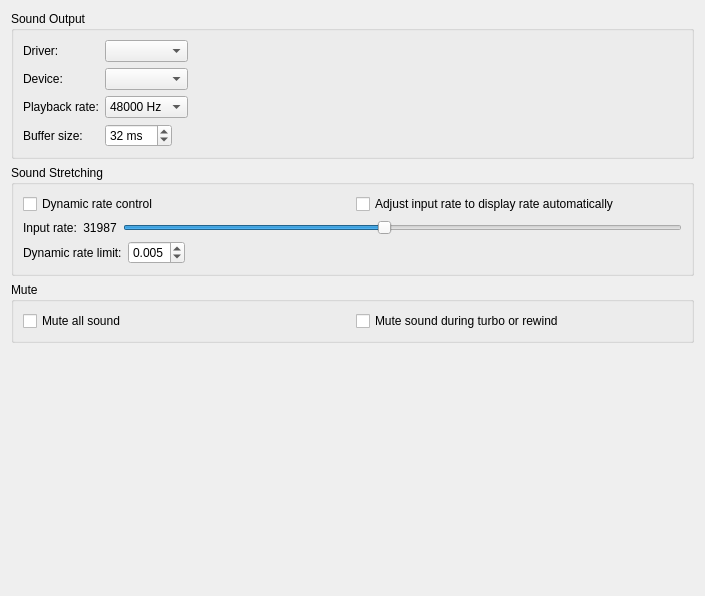
Qt form qt/src/SoundPanel.ui (snes9xgit/snes9x) before a commit.
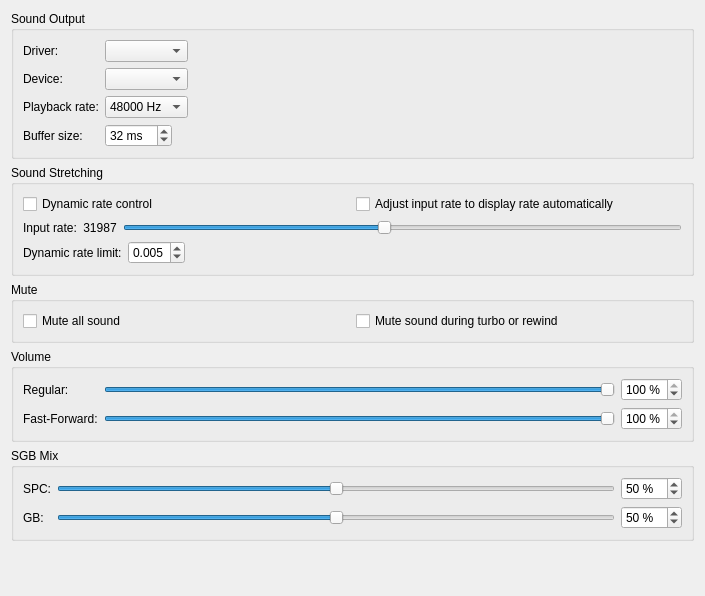
The same form after that commit.

Commit message: qt+gtk: master Regular/FastForward + per-source SGB SPC/GB volume

Diff of the .ui file:
```diff
--- a/qt/src/SoundPanel.ui
+++ b/qt/src/SoundPanel.ui
@@ -309,6 +309,120 @@
      </layout>
     </widget>
    </item>
+   <item>
+    <widget class="QGroupBox" name="groupBox_volume">
+     <property name="title">
+      <string>Volume</string>
+     </property>
+     <layout class="QGridLayout" name="gridLayout_volume">
+      <item row="0" column="0">
+       <widget class="QLabel" name="label_volume_regular">
+        <property name="text"><string>Regular:</string></property>
+       </widget>
+      </item>
+      <item row="0" column="1">
+       <widget class="QSlider" name="slider_volume_regular">
+        <property name="whatsThis">
+         <string>&lt;html&gt;&lt;head/&gt;&lt;body&gt;&lt;p&gt;Master output volume during normal play. Moving this also drags the per-source SGB sliders so they stay in step.&lt;/p&gt;&lt;/body&gt;&lt;/html&gt;</string>
+        </property>
+        <property name="minimum"><number>0</number></property>
+        <property name="maximum"><number>100</number></property>
+        <property name="value"><number>100</number></property>
+        <property name="orientation"><enum>Qt::Horizontal</enum></property>
+       </widget>
+      </item>
+      <item row="0" column="2">
+       <widget class="QSpinBox" name="spinBox_volume_regular">
+        <property name="suffix"><string> %</string></property>
+        <property name="minimum"><number>0</number></property>
+        <property name="maximum"><number>100</number></property>
+        <property name="value"><number>100</number></property>
+       </widget>
+      </item>
+      <item row="1" column="0">
+       <widget class="QLabel" name="label_volume_fast_forward">
+        <property name="text"><string>Fast-Forward:</string></property>
+       </widget>
+      </item>
+      <item row="1" column="1">
+       <widget class="QSlider" name="slider_volume_fast_forward">
+        <property name="whatsThis">
+         <string>&lt;html&gt;&lt;head/&gt;&lt;body&gt;&lt;p&gt;Master output volume during turbo and rewind.&lt;/p&gt;&lt;/body&gt;&lt;/html&gt;</string>
+        </property>
+        <property name="minimum"><number>0</number></property>
+        <property name="maximum"><number>100</number></property>
+        <property name="value"><number>100</number></property>
+        <property name="orientation"><enum>Qt::Horizontal</enum></property>
+       </widget>
+      </item>
+      <item row="1" column="2">
+       <widget class="QSpinBox" name="spinBox_volume_fast_forward">
+        <property name="suffix"><string> %</string></property>
+        <property name="minimum"><number>0</number></property>
+        <property name="maximum"><number>100</number></property>
+        <property name="value"><number>100</number></property>
+       </widget>
+      </item>
+     </layout>
+    </widget>
+   </item>
+   <item>
+    <widget class="QGroupBox" name="groupBox_sgb_mix">
+     <property name="title">
+      <string>SGB Mix</string>
+     </property>
+     <layout class="QGridLayout" name="gridLayout_sgb_mix">
+      <item row="0" column="0">
+       <widget class="QLabel" name="label_volume_spc">
+        <property name="text"><string>SPC:</string></property>
+       </widget>
+      </item>
+      <item row="0" column="1">
+       <widget class="QSlider" name="slider_volume_spc">
+        <property name="whatsThis">
+         <string>&lt;html&gt;&lt;head/&gt;&lt;body&gt;&lt;p&gt;SGB BIOS mix: SPC channel volume. Only active in SGB1/SGB2 BIOS mode — BIOS-less GB playback discards SPC output.&lt;/p&gt;&lt;/body&gt;&lt;/html&gt;</string>
+        </property>
+        <property name="minimum"><number>0</number></property>
+        <property name="maximum"><number>100</number></property>
+        <property name="value"><number>50</number></property>
+        <property name="orientation"><enum>Qt::Horizontal</enum></property>
+       </widget>
+      </item>
+      <item row="0" column="2">
+       <widget class="QSpinBox" name="spinBox_volume_spc">
+        <property name="suffix"><string> %</string></property>
+        <property name="minimum"><number>0</number></property>
+        <property name="maximum"><number>100</number></property>
+        <property name="value"><number>50</number></property>
+       </widget>
+      </item>
+      <item row="1" column="0">
+       <widget class="QLabel" name="label_volume_gb">
+        <property name="text"><string>GB:</string></property>
+       </widget>
+      </item>
+      <item row="1" column="1">
+       <widget class="QSlider" name="slider_volume_gb">
+        <property name="whatsThis">
+         <string>&lt;html&gt;&lt;head/&gt;&lt;body&gt;&lt;p&gt;SGB BIOS mix: GB channel volume. Active in SGB1/SGB2 BIOS mode; in BIOS-less mode this mirrors the Regular master, which is what actually scales GB output.&lt;/p&gt;&lt;/body&gt;&lt;/html&gt;</string>
+        </property>
+        <property name="minimum"><number>0</number></property>
+        <property name="maximum"><number>100</number></property>
+        <property name="value"><number>50</number></property>
+        <property name="orientation"><enum>Qt::Horizontal</enum></property>
+       </widget>
+      </item>
+      <item row="1" column="2">
+       <widget class="QSpinBox" name="spinBox_volume_gb">
+        <property name="suffix"><string> %</string></property>
+        <property name="minimum"><number>0</number></property>
+        <property name="maximum"><number>100</number></property>
+        <property name="value"><number>50</number></property>
+       </widget>
+      </item>
+     </layout>
+    </widget>
+   </item>
    <item>
     <spacer name="verticalSpacer">
      <property name="orientation">
```
The commit also changes 12 other files.
